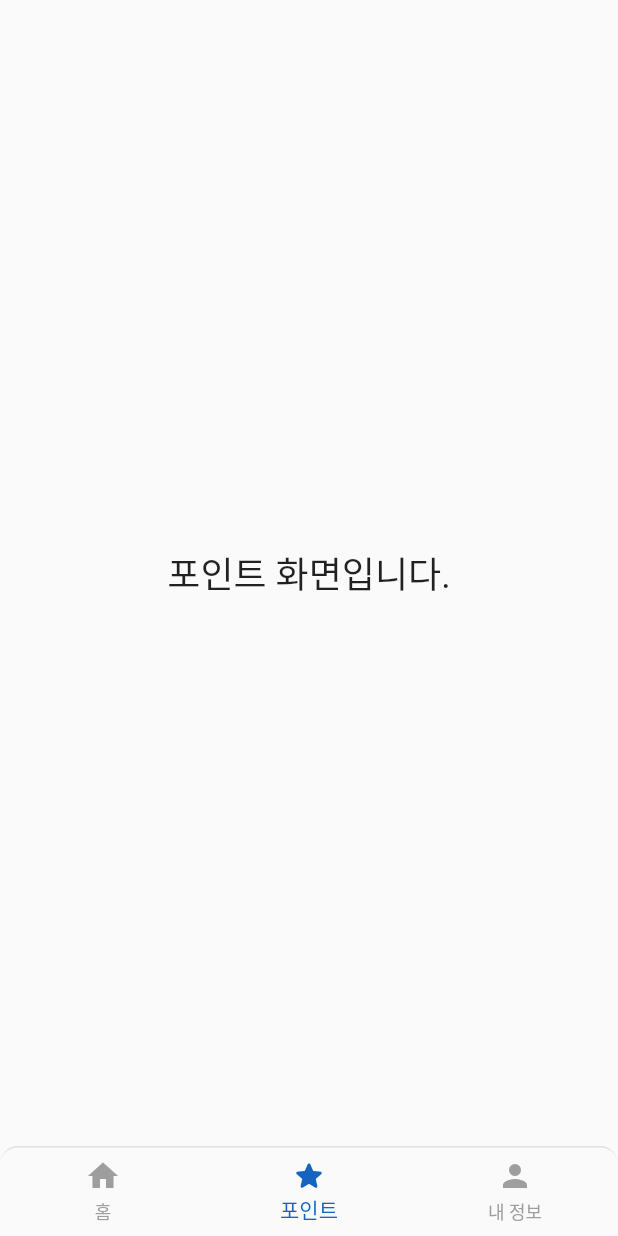
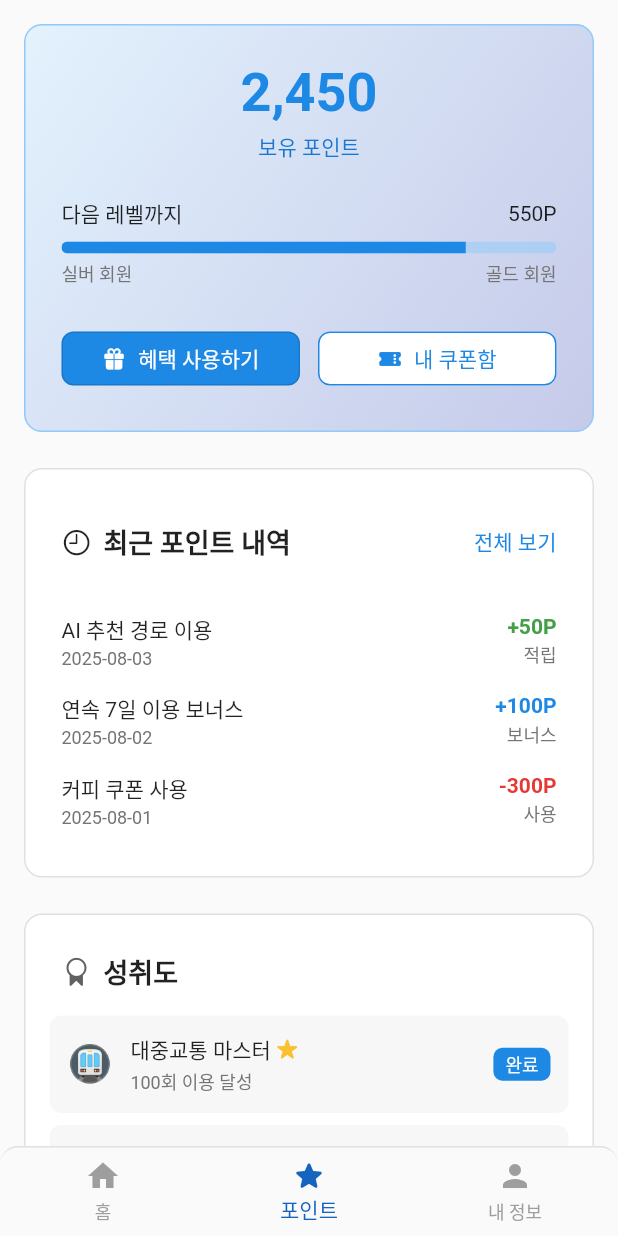
Before and after one commit to LikeLion-CJU-CPR/bustar_app, a Flutter app: the screen it shows after launch, item 2 of the bottom bar chosen, on a phone screen of 412 x 824 dp. Run offline on Flutter 3.47's test engine with Material 3 defaults, Android fonts, the phone set to English and light mode, and no system bars.

Commit message:
feat: 포인트 페이지 화면 코드 작성

```diff
--- a/lib/main_screen.dart
+++ b/lib/main_screen.dart
@@ -1,7 +1,7 @@
-import 'package:bustar_app/screens/point_screen.dart';
 import 'package:flutter/material.dart';
 
 import 'screens/home_screen.dart';
+import 'screens/point/point_screen.dart';
 import 'screens/my_info/my_info_screen.dart';
 
 class MainScreen extends StatefulWidget {
--- /dev/null
+++ b/lib/screens/point/point_screen.dart
@@ -0,0 +1,84 @@
+import 'package:flutter/material.dart';
+
+// ✨ 위젯 import 경로가 새로운 구조에 맞게 변경됩니다.
+import 'widgets/achievements_card.dart';
+import 'widgets/points_overview_card.dart';
+import 'widgets/recent_history_card.dart';
+
+class PointScreen extends StatelessWidget {
+  const PointScreen({super.key});
+
+  @override
+  Widget build(BuildContext context) {
+    // --- 임시 데이터 ---
+    final List<Map<String, dynamic>> achievements = [
+      {
+        'name': '대중교통 마스터',
+        'description': '100회 이용 달성',
+        'icon': '🚇',
+        'completed': true,
+      },
+      {
+        'name': 'AI 경로 전문가',
+        'description': 'AI 추천 경로 50회 이용',
+        'icon': '🤖',
+        'completed': true,
+      },
+      {
+        'name': '친환경 영웅',
+        'description': '자가용 대신 대중교통 30일',
+        'icon': '🌱',
+        'completed': false,
+      },
+      {
+        'name': '시간 절약왕',
+        'description': '빠른 경로로 10시간 절약',
+        'icon': '⏰',
+        'completed': true,
+      },
+    ];
+
+    final List<Map<String, dynamic>> recentPointHistory = [
+      {
+        'date': '2025-08-03',
+        'activity': 'AI 추천 경로 이용',
+        'points': 50,
+        'type': 'earn',
+      },
+      {
+        'date': '2025-08-02',
+        'activity': '연속 7일 이용 보너스',
+        'points': 100,
+        'type': 'bonus',
+      },
+      {
+        'date': '2025-08-01',
+        'activity': '커피 쿠폰 사용',
+        'points': -300,
+        'type': 'use',
+      },
+    ];
+    // --- 임시 데이터 끝 ---
+
+    return Scaffold(
+      backgroundColor: Colors.grey[50],
+      body: SafeArea(
+        child: SingleChildScrollView(
+          child: Padding(
+            padding: const EdgeInsets.all(16.0),
+            child: Column(
+              children: [
+                // ✨ 이제 메서드 호출이 아닌, 위젯 클래스를 생성합니다.
+                const PointsOverviewCard(),
+                const SizedBox(height: 24),
+                RecentHistoryCard(recentPointHistory: recentPointHistory),
+                const SizedBox(height: 24),
+                AchievementsCard(achievements: achievements),
+              ],
+            ),
+          ),
+        ),
+      ),
+    );
+  }
+}
--- /dev/null
+++ b/lib/screens/point/widgets/achievements_card.dart
@@ -0,0 +1,87 @@
+import 'package:flutter/cupertino.dart';
+import 'package:flutter/material.dart';
+import '../../../widgets/custom_card.dart'; // 전역 위젯 import
+
+class AchievementsCard extends StatelessWidget {
+  final List<Map<String, dynamic>> achievements;
+  const AchievementsCard({super.key, required this.achievements});
+
+  @override
+  Widget build(BuildContext context) {
+    return CustomCard(
+      header: const CardHeader(icon: CupertinoIcons.rosette, title: '성취도'),
+      content: Padding(
+        padding: const EdgeInsets.symmetric(horizontal: 16.0),
+        child: Column(
+          children: achievements.map((item) {
+            final bool isCompleted = item['completed'];
+            return Container(
+              margin: const EdgeInsets.only(bottom: 8),
+              padding: const EdgeInsets.all(12),
+              decoration: BoxDecoration(
+                color: Colors.grey.shade200.withValues(alpha: .5),
+                borderRadius: BorderRadius.circular(8),
+              ),
+              child: Row(
+                children: [
+                  Text(item['icon'], style: const TextStyle(fontSize: 24)),
+                  const SizedBox(width: 12),
+                  Expanded(
+                    child: Column(
+                      crossAxisAlignment: CrossAxisAlignment.start,
+                      children: [
+                        Row(
+                          children: [
+                            Text(
+                              item['name'],
+                              style: const TextStyle(fontSize: 14),
+                            ),
+                            const SizedBox(width: 4),
+                            if (isCompleted)
+                              Icon(
+                                CupertinoIcons.star_fill,
+                                size: 14,
+                                color: Colors.yellow.shade700,
+                              ),
+                          ],
+                        ),
+                        const SizedBox(height: 2),
+                        Text(
+                          item['description'],
+                          style: TextStyle(
+                            fontSize: 12,
+                            color: Colors.grey.shade600,
+                          ),
+                        ),
+                      ],
+                    ),
+                  ),
+                  const SizedBox(width: 12),
+                  Container(
+                    padding: const EdgeInsets.symmetric(
+                      horizontal: 8,
+                      vertical: 2,
+                    ),
+                    decoration: BoxDecoration(
+                      color: isCompleted
+                          ? Colors.blue.shade600
+                          : Colors.grey.shade300,
+                      borderRadius: BorderRadius.circular(6.0),
+                    ),
+                    child: Text(
+                      isCompleted ? "완료" : "진행중",
+                      style: TextStyle(
+                        color: isCompleted ? Colors.white : Colors.black,
+                        fontSize: 12,
+                      ),
+                    ),
+                  ),
+                ],
+              ),
+            );
+          }).toList(),
+        ),
+      ),
+    );
+  }
+}
--- /dev/null
+++ b/lib/screens/point/widgets/points_overview_card.dart
@@ -0,0 +1,109 @@
+import 'package:flutter/cupertino.dart';
+import 'package:flutter/material.dart';
+
+import 'package:bustar_app/widgets/action_button.dart';
+
+class PointsOverviewCard extends StatelessWidget {
+  const PointsOverviewCard({super.key});
+
+  @override
+  Widget build(BuildContext context) {
+    const currentPoints = 2450;
+    const nextLevelPoints = 3000;
+    final progress = (currentPoints / nextLevelPoints); // Flutter는 0.0 ~ 1.0 사용
+
+    return Container(
+      padding: const EdgeInsets.all(24.0),
+      decoration: BoxDecoration(
+        gradient: LinearGradient(
+          colors: [Colors.blue.shade50, Colors.indigo.shade100],
+          begin: Alignment.topLeft,
+          end: Alignment.bottomRight,
+        ),
+        borderRadius: BorderRadius.circular(12.0),
+        border: Border.all(color: Colors.blue.shade200),
+      ),
+      child: Column(
+        children: [
+          // 보유 포인트 섹션
+          Text(
+            currentPoints.toString().replaceAllMapped(
+              RegExp(r'(\d{1,3})(?=(\d{3})+(?!\d))'),
+              (Match m) => '${m[1]},',
+            ),
+            style: TextStyle(
+              fontSize: 36,
+              color: Colors.blue.shade600,
+              fontWeight: FontWeight.bold,
+            ),
+          ),
+          const SizedBox(height: 4),
+          Text(
+            '보유 포인트',
+            style: TextStyle(fontSize: 14, color: Colors.blue.shade700),
+          ),
+          const SizedBox(height: 24),
+
+          // 프로그레스 바 섹션
+          const Row(
+            mainAxisAlignment: MainAxisAlignment.spaceBetween,
+            children: [
+              Text('다음 레벨까지', style: TextStyle(fontSize: 14)),
+              Text(
+                '${nextLevelPoints - currentPoints}P',
+                style: TextStyle(fontSize: 14),
+              ),
+            ],
+          ),
+          const SizedBox(height: 8),
+          ClipRRect(
+            borderRadius: BorderRadius.circular(10),
+            child: SizedBox(
+              height: 8, // h-2
+              child: LinearProgressIndicator(
+                value: progress,
+                backgroundColor: Colors.blue.shade200.withAlpha(128),
+                valueColor: AlwaysStoppedAnimation<Color>(Colors.blue.shade600),
+              ),
+            ),
+          ),
+          const SizedBox(height: 4),
+          Row(
+            mainAxisAlignment: MainAxisAlignment.spaceBetween,
+            children: [
+              Text(
+                '실버 회원',
+                style: TextStyle(fontSize: 12, color: Colors.grey.shade600),
+              ),
+              Text(
+                '골드 회원',
+                style: TextStyle(fontSize: 12, color: Colors.grey.shade600),
+              ),
+            ],
+          ),
+          const SizedBox(height: 24),
+
+          // 버튼 섹션
+          Row(
+            children: [
+              ActionButton(
+                icon: CupertinoIcons.gift_fill,
+                label: '혜택 사용하기',
+                backgroundColor: Colors.blue.shade600,
+                foregroundColor: Colors.white,
+              ),
+              const SizedBox(width: 12),
+              ActionButton(
+                icon: CupertinoIcons.ticket_fill,
+                label: '내 쿠폰함',
+                backgroundColor: Colors.white,
+                foregroundColor: Colors.blue.shade600,
+                side: BorderSide(color: Colors.blue.shade600),
+              ),
+            ],
+          ),
+        ],
+      ),
+    );
+  }
+}
--- /dev/null
+++ b/lib/screens/point/widgets/recent_history_card.dart
@@ -0,0 +1,121 @@
+import 'package:flutter/cupertino.dart';
+import 'package:flutter/material.dart';
+import '../../../widgets/custom_card.dart'; // 전역 위젯 import
+
+class RecentHistoryCard extends StatelessWidget {
+  final List<Map<String, dynamic>> recentPointHistory;
+  const RecentHistoryCard({super.key, required this.recentPointHistory});
+
+  // 포인트 타입에 따라 색상을 결정하는 헬퍼 함수
+  Color _getPointColor(String type) {
+    switch (type) {
+      case 'use':
+        return Colors.red.shade600;
+      case 'bonus':
+        return Colors.blue.shade600;
+      case 'earn':
+      default:
+        return Colors.green.shade600;
+    }
+  }
+
+  // 포인트 타입에 따라 텍스트를 결정하는 헬퍼 함수
+  String _getTypeText(String type) {
+    switch (type) {
+      case 'use':
+        return '사용';
+      case 'bonus':
+        return '보너스';
+      case 'earn':
+      default:
+        return '적립';
+    }
+  }
+
+  @override
+  Widget build(BuildContext context) {
+    return CustomCard(
+      header: Padding(
+        padding: const EdgeInsets.fromLTRB(24, 24, 16, 16),
+        child: Row(
+          mainAxisAlignment: MainAxisAlignment.spaceBetween,
+          children: [
+            const Row(
+              children: [
+                Icon(CupertinoIcons.time, size: 20),
+                SizedBox(width: 8),
+                Text(
+                  '최근 포인트 내역',
+                  style: TextStyle(fontSize: 18, fontWeight: FontWeight.bold),
+                ),
+              ],
+            ),
+            TextButton(
+              onPressed: () {},
+              child: Text(
+                '전체 보기',
+                style: TextStyle(color: Colors.blue.shade600),
+              ),
+            ),
+          ],
+        ),
+      ),
+      content: Padding(
+        padding: const EdgeInsets.symmetric(horizontal: 24.0),
+        child: Column(
+          children: recentPointHistory.map((item) {
+            final int points = item['points'];
+            final String type = item['type'];
+            return Padding(
+              padding: const EdgeInsets.symmetric(vertical: 8.0),
+              child: Row(
+                mainAxisAlignment: MainAxisAlignment.spaceBetween,
+                children: [
+                  Column(
+                    crossAxisAlignment: CrossAxisAlignment.start,
+                    children: [
+                      Text(
+                        item['activity'],
+                        style: const TextStyle(fontSize: 14),
+                      ),
+                      const SizedBox(height: 2),
+                      Text(
+                        item['date'],
+                        style: TextStyle(
+                          fontSize: 12,
+                          color: Colors.grey.shade600,
+                        ),
+                      ),
+                    ],
+                  ),
+                  Column(
+                    crossAxisAlignment: CrossAxisAlignment.end,
+                    children: [
+                      Text(
+                        '${points > 0 ? '+' : ''}$points'
+                        'P',
+                        style: TextStyle(
+                          fontSize: 14,
+                          color: _getPointColor(type),
+                          fontWeight: FontWeight.bold,
+                        ),
+                      ),
+                      const SizedBox(height: 2),
+                      Text(
+                        _getTypeText(type),
+                        style: TextStyle(
+                          fontSize: 12,
+                          color: Colors.grey.shade600,
+                        ),
+                      ),
+                    ],
+                  ),
+                ],
+              ),
+            );
+          }).toList(),
+        ),
+      ),
+    );
+  }
+}
--- a/lib/screens/point_screen.dart
+++ /dev/null
@@ -1,19 +0,0 @@
-import 'package:flutter/material.dart';
-
-class PointScreen extends StatelessWidget {
-  const PointScreen({super.key});
-
-  @override
-  Widget build(BuildContext context) {
-    return const Scaffold(
-      body: SafeArea(
-        child: Center(
-          child: Column(
-            mainAxisAlignment: MainAxisAlignment.center,
-            children: [Text('포인트 화면입니다.', style: TextStyle(fontSize: 24))],
-          ),
-        ),
-      ),
-    );
-  }
-}
--- /dev/null
+++ b/lib/widgets/action_button.dart
@@ -0,0 +1,35 @@
+import 'package:flutter/material.dart';
+
+class ActionButton extends StatelessWidget {
+  const ActionButton({
+    super.key,
+    required this.icon,
+    required this.label,
+    required this.backgroundColor,
+    required this.foregroundColor,
+    this.side,
+  });
+
+  final IconData icon;
+  final String label;
+  final Color backgroundColor;
+  final Color foregroundColor;
+  final BorderSide? side;
+
+  @override
+  Widget build(BuildContext context) {
+    return Expanded(
+      child: OutlinedButton.icon(
+        onPressed: () {},
+        icon: Icon(icon, size: 16),
+        label: Text(label),
+        style: OutlinedButton.styleFrom(
+          backgroundColor: backgroundColor,
+          foregroundColor: foregroundColor,
+          side: side,
+          shape: RoundedRectangleBorder(borderRadius: BorderRadius.circular(8)),
+        ),
+      ),
+    );
+  }
+}
```
